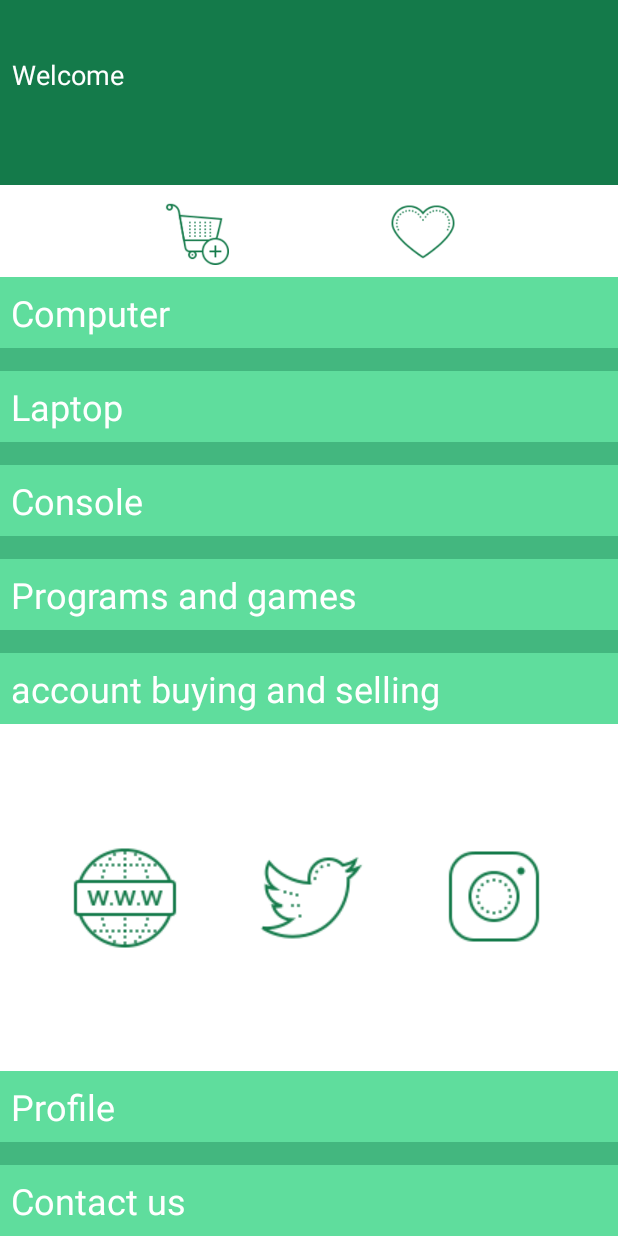
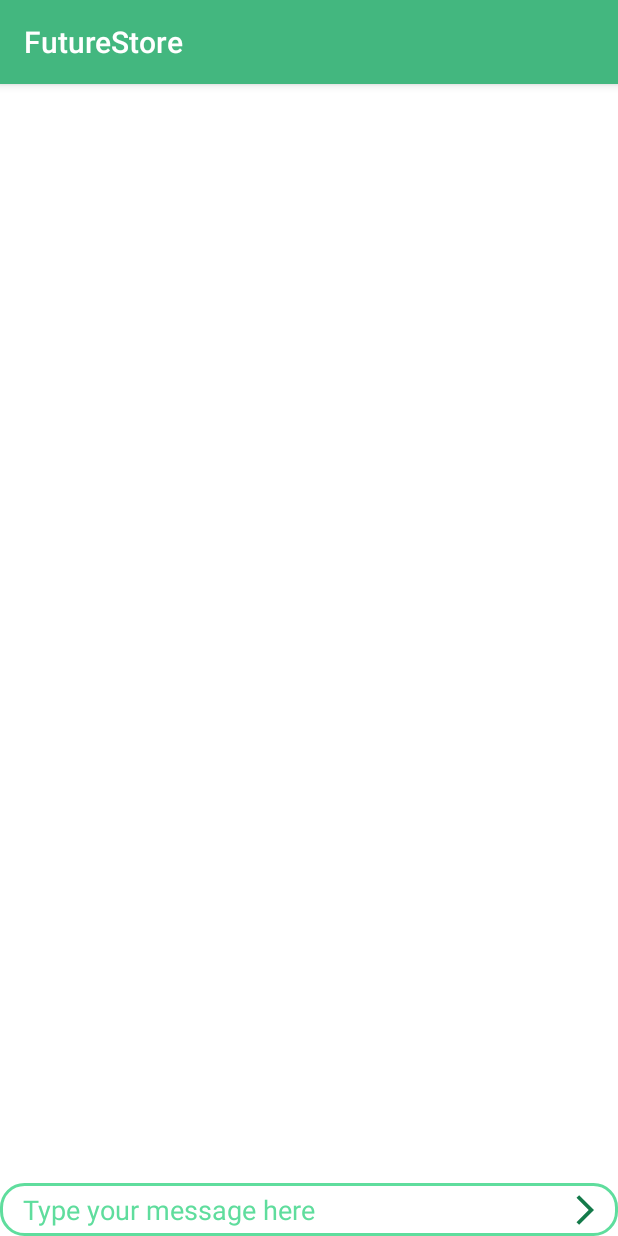
Before and after one commit to mohmj/FutureStore, an Android app: the MenuActivity screen opened directly, with no data from a screen before it, after a tap on "Contact us", on a phone screen of 412 x 824 dp. Run offline under Robolectric (Android 15) with nearby library versions, the phone set to English and light mode, and no system bars; our stand-ins replace Firebase (no records; nobody signed in at launch, a user with empty details on screens opened directly); libraries missing offline, so code that uses them is left out: com.xwray.groupie; 1 statement that could not run was skipped.

Commit message:
Update all aplication

```diff
--- a/app/src/main/AndroidManifest.xml
+++ b/app/src/main/AndroidManifest.xml
@@ -9,7 +9,8 @@
         android:roundIcon="@mipmap/ic_launcher_round"
         android:supportsRtl="true"
         android:theme="@style/AppTheme">
-        <activity android:name=".DarkModeDialogActivity"></activity>
+        <activity android:name=".ContactActivity"></activity>
+        <activity android:name=".DarkModeDialogActivity" />
         <activity android:name=".ShowProductActivity" />
         <activity android:name=".PersonalDataActivity" />
         <activity android:name=".ProductActivity" />
--- /dev/null
+++ b/app/src/main/java/com/example/futurestore/ContactActivity.kt
@@ -0,0 +1,82 @@
+package com.example.futurestore
+
+import androidx.appcompat.app.AppCompatActivity
+import android.os.Bundle
+import androidx.recyclerview.widget.StaggeredGridLayoutManager
+import com.example.futurestore.Adapters.MessageFromUserAdapter
+import com.example.futurestore.Adapters.MessageToUserAdapter
+import com.example.futurestore.Models.ContactMessage
+import com.example.futurestore.Services.Database
+import com.google.firebase.auth.ktx.auth
+import com.google.firebase.database.ChildEventListener
+import com.google.firebase.database.DataSnapshot
+import com.google.firebase.database.DatabaseError
+import com.google.firebase.database.ValueEventListener
+import com.google.firebase.database.ktx.database
+import com.google.firebase.ktx.Firebase
+import com.xwray.groupie.GroupAdapter
+import com.xwray.groupie.ViewHolder
+import kotlinx.android.synthetic.main.activity_contact.*
+
+class ContactActivity : AppCompatActivity() {
+    override fun onCreate(savedInstanceState: Bundle?) {
+        super.onCreate(savedInstanceState)
+        setContentView(R.layout.activity_contact)
+
+        var adapter=GroupAdapter<ViewHolder>()
+        var uid=Firebase.auth.uid
+        var reference= Firebase.database.getReference("chats/$uid/messages")
+        var userChatReference=Firebase.database.getReference("users/$uid/chat/messages")
+        contact_activity_message_recycler_view.layoutManager= StaggeredGridLayoutManager(1, StaggeredGridLayoutManager.VERTICAL)
+
+        userChatReference.addChildEventListener(object:ChildEventListener{
+            override fun onCancelled(error: DatabaseError) {
+                TODO("Not yet implemented")
+            }
+
+            override fun onChildMoved(snapshot: DataSnapshot, previousChildName: String?) {
+                TODO("Not yet implemented")
+            }
+
+            override fun onChildChanged(snapshot: DataSnapshot, previousChildName: String?) {
+                var message=snapshot.getValue(ContactMessage::class.java)
+                if(message != null){
+                    if(message.uid==uid.toString()){
+                        adapter.add(MessageToUserAdapter(message))
+                    }else{
+                        adapter.add(MessageFromUserAdapter(message))
+                    }
+                }
+                contact_activity_message_recycler_view.adapter=adapter
+            }
+
+            override fun onChildAdded(snapshot: DataSnapshot, previousChildName: String?) {
+                var message=snapshot.getValue(ContactMessage::class.java)
+                if(message != null){
+                    if(message.uid==uid.toString()){
+                        adapter.add(MessageToUserAdapter(message))
+                    }else{
+                        adapter.add(MessageFromUserAdapter(message))
+                    }
+                }
+                contact_activity_message_recycler_view.adapter=adapter
+            }
+
+            override fun onChildRemoved(snapshot: DataSnapshot) {
+                TODO("Not yet implemented")
+            }
+
+        })
+
+
+        contact_activity_send_message_button.setOnClickListener(){
+            var message=contact_activity_message_edit_text.text.toString()
+            if(message.isNotEmpty()){
+                reference.push().setValue(ContactMessage(uid.toString(),message))
+                userChatReference.push().setValue(ContactMessage(uid.toString(),message))
+            }
+            contact_activity_message_edit_text.setText("")
+
+        }
+    }
+}
--- a/app/src/main/java/com/example/futurestore/MenuActivity.kt
+++ b/app/src/main/java/com/example/futurestore/MenuActivity.kt
@@ -95,7 +95,7 @@ class MenuActivity : AppCompatActivity() {
             startActivity(Intent(this,ProfileActivity::class.java))
             }
             menu_activity_chat_button.setOnClickListener(){
-                //Nothing until now
+                startActivity(Intent(this,ContactActivity::class.java))
             }
             menu_activity_web_button.setOnClickListener(){
                 val url = "http://www.softwareclinics.com/"
--- /dev/null
+++ b/app/src/main/java/com/example/futurestore/Models/ContactMessage.kt
@@ -0,0 +1,5 @@
+package com.example.futurestore.Models
+
+class ContactMessage (var uid:String, var message:String) {
+    constructor():this("","")
+}
--- a/app/src/main/java/com/example/futurestore/Services/Database.kt
+++ b/app/src/main/java/com/example/futurestore/Services/Database.kt
@@ -13,4 +13,5 @@ class Database (){
     var categoryTitle="category_title"
     var productInformation="product_information"
     var user_name:String=""
+    var contactMessagesPath="contact/$uid/messages"
 }
--- /dev/null
+++ b/app/src/main/res/drawable/message_from_user_bakground.xml
@@ -0,0 +1,5 @@
+<?xml version="1.0" encoding="utf-8"?>
+<shape xmlns:android="http://schemas.android.com/apk/res/android">
+    <solid android:color="@color/message_from_background"/>
+    <corners android:radius="15dp" android:bottomLeftRadius="0dp"/>
+</shape>
--- /dev/null
+++ b/app/src/main/res/drawable/message_to_user_background.xml
@@ -0,0 +1,5 @@
+<?xml version="1.0" encoding="utf-8"?>
+<shape xmlns:android="http://schemas.android.com/apk/res/android">
+    <solid android:color="#BDB9BC"/>
+    <corners android:radius="15dp" android:bottomRightRadius="0dp"/>
+</shape>
--- /dev/null
+++ b/app/src/main/res/layout/activity_contact.xml
@@ -0,0 +1,64 @@
+<?xml version="1.0" encoding="utf-8"?>
+<androidx.constraintlayout.widget.ConstraintLayout xmlns:android="http://schemas.android.com/apk/res/android"
+    xmlns:app="http://schemas.android.com/apk/res-auto"
+    xmlns:tools="http://schemas.android.com/tools"
+    android:layout_width="match_parent"
+    android:layout_height="match_parent"
+    android:background="@color/Default_background"
+    tools:context=".ContactActivity">
+
+    <androidx.recyclerview.widget.RecyclerView
+        android:id="@+id/contact_activity_message_recycler_view"
+        android:layout_width="409dp"
+        android:layout_height="0dp"
+        android:layout_marginBottom="8dp"
+        android:background="@color/Default_background"
+        app:layout_constraintBottom_toTopOf="@+id/constraintLayout3"
+        app:layout_constraintEnd_toEndOf="parent"
+        app:layout_constraintStart_toStartOf="parent"
+        app:layout_constraintTop_toTopOf="parent">
+
+    </androidx.recyclerview.widget.RecyclerView>
+
+    <androidx.constraintlayout.widget.ConstraintLayout
+        android:id="@+id/constraintLayout3"
+        android:layout_width="match_parent"
+        android:layout_height="wrap_content"
+        app:layout_constraintBottom_toBottomOf="parent"
+        app:layout_constraintEnd_toEndOf="parent"
+        app:layout_constraintStart_toStartOf="parent">
+
+        <MultiAutoCompleteTextView
+            android:id="@+id/contact_activity_message_edit_text"
+            android:layout_width="0dp"
+            android:layout_height="wrap_content"
+            android:background="@drawable/default_edit_text"
+            android:ems="10"
+            android:hint="@string/type_your_message_here"
+            android:inputType="textPersonName"
+            android:maxHeight="100dp"
+            android:padding="5dp"
+            android:paddingStart="15dp"
+            android:paddingEnd="35dp"
+            android:textColor="@color/Default_font_color_dark"
+            android:textColorHighlight="@color/Default3"
+            android:textColorHint="@color/Default3"
+            app:layout_constraintBottom_toBottomOf="parent"
+            app:layout_constraintEnd_toEndOf="parent"
+            app:layout_constraintStart_toStartOf="parent" />
+
+        <ImageView
+            android:id="@+id/contact_activity_send_message_button"
+            android:layout_width="24dp"
+            android:layout_height="24dp"
+            android:layout_marginEnd="16dp"
+            android:rotation="180
+"
+            app:layout_constraintBottom_toBottomOf="@+id/contact_activity_message_edit_text"
+            app:layout_constraintEnd_toEndOf="@+id/contact_activity_message_edit_text"
+            app:layout_constraintTop_toTopOf="@+id/contact_activity_message_edit_text"
+            app:srcCompat="@drawable/ic_baseline_arrow_back_ios_24" />
+    </androidx.constraintlayout.widget.ConstraintLayout>
+
+
+</androidx.constraintlayout.widget.ConstraintLayout>
--- a/app/src/main/res/layout/activity_product.xml
+++ b/app/src/main/res/layout/activity_product.xml
@@ -43,7 +43,6 @@
         android:layout_marginTop="4dp"
         android:layout_marginEnd="15dp"
         android:layout_marginBottom="4dp"
-        android:background="@color/Default_background"
         app:layout_constraintBottom_toBottomOf="@+id/product_activity_search_edit_text"
         app:layout_constraintEnd_toEndOf="@+id/product_activity_search_edit_text"
         app:layout_constraintTop_toTopOf="@+id/product_activity_search_edit_text"
--- a/app/src/main/res/values/colors.xml
+++ b/app/src/main/res/values/colors.xml
@@ -14,4 +14,6 @@
     <color name="Default_background">#ffffff</color>
     <color name="Default_font_color_dark">#000000</color>
     <color name="Default_font_color_light">#ffffff</color>
+    <color name="message_from_background">#5FDD9D</color>
+    <color name="message_to_background">#BDB9BC</color>
 </resources>
--- a/app/src/main/res/values/strings.xml
+++ b/app/src/main/res/values/strings.xml
@@ -63,6 +63,7 @@
     <string name="return_and_warranty">Return And Warranty</string>
     <string name="addresses">Addresses</string>
     <string name="seller_account">Seller account</string>
+    <string name="type_your_message_here">Type your message here</string>
     <!--    Done translate until here-->
 
 </resources>
```
Also changed, not shown: app/src/main/java/com/example/futurestore/Adapters/MessageFromUserAdapter.kt (added, +18 -0 lines), app/src/main/java/com/example/futurestore/Adapters/MessageToUserAdapter.kt (added, +18 -0 lines), app/src/main/res/layout/message_from_user.xml (added, +21 -0 lines), app/src/main/res/layout/message_to_user.xml (added, +21 -0 lines), 1 other file.
